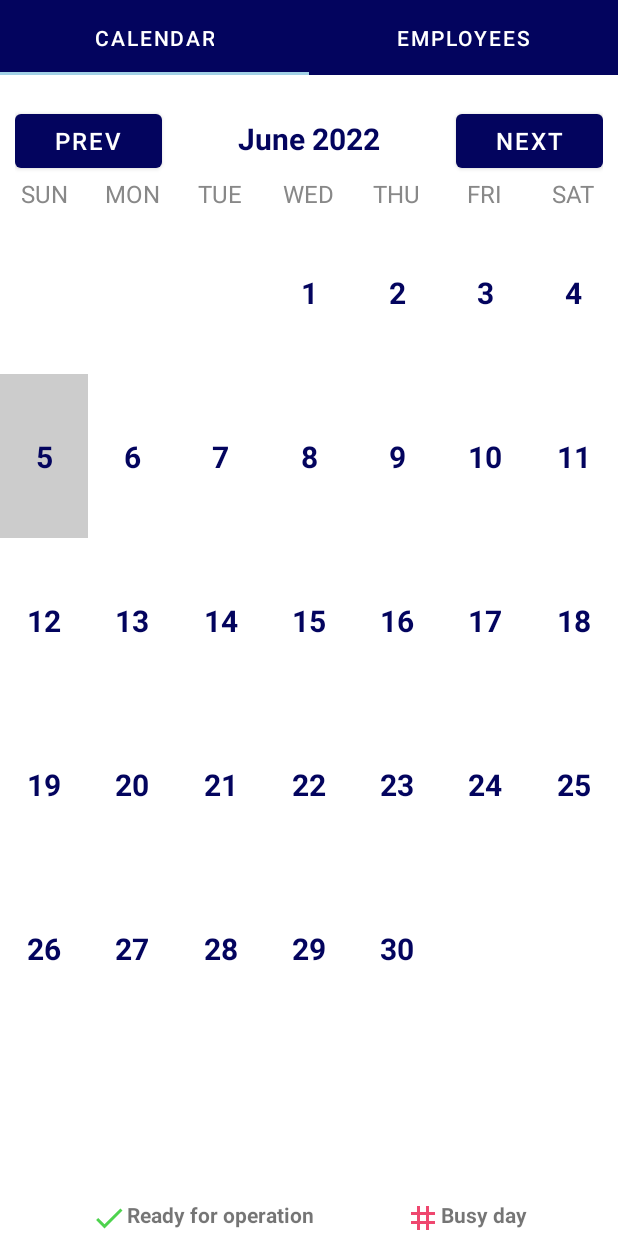
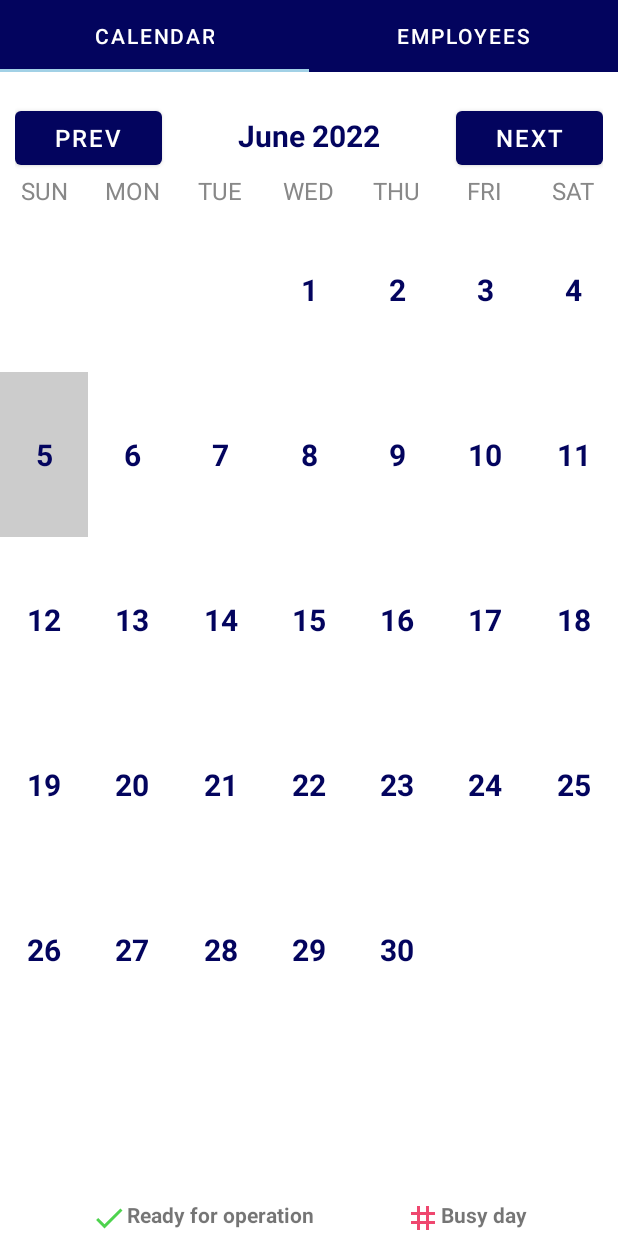
Before and after one commit to dtran92/RestaurantShiftManager, an Android app: the screen it shows after launch (MainActivity), on a phone screen of 412 x 824 dp. Run offline under Robolectric (Android 15) with nearby library versions, the phone set to English and light mode, and no system bars.

Commit message:
prof View

```diff
--- a/app/src/main/res/layout/activity_main.xml
+++ b/app/src/main/res/layout/activity_main.xml
@@ -10,18 +10,16 @@
         android:id="@+id/vp2_main"
         android:layout_width="0dp"
         android:layout_height="0dp"
-        android:layout_marginTop="50dp"
         app:layout_constraintBottom_toBottomOf="parent"
         app:layout_constraintEnd_toEndOf="parent"
         app:layout_constraintHorizontal_bias="0.0"
         app:layout_constraintStart_toStartOf="parent"
-        app:layout_constraintTop_toTopOf="parent"
-        app:layout_constraintVertical_bias="1.0" />
+        app:layout_constraintTop_toBottomOf="@id/tl_main" />
 
     <com.google.android.material.tabs.TabLayout
         android:id="@+id/tl_main"
         android:layout_width="match_parent"
-        android:layout_height="0dp"
+        android:layout_height="wrap_content"
         android:backgroundTint="@color/pastel_dark_blue"
         app:layout_constraintBottom_toTopOf="@+id/vp2_main"
         app:layout_constraintEnd_toEndOf="parent"
```
